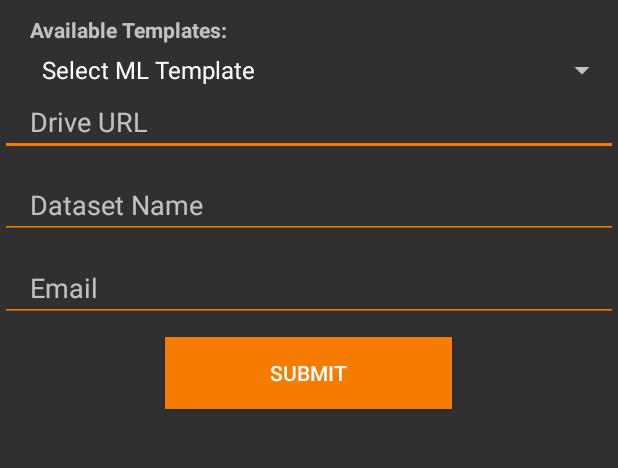
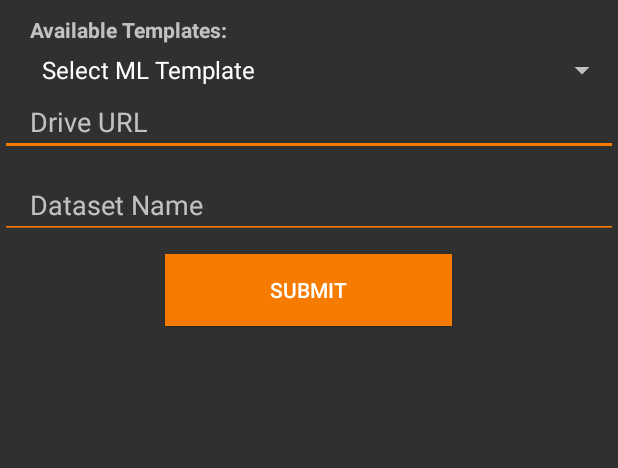
Before and after one commit to mayankmahavar111/Drioditor, an Android app: the ml_template screen opened directly, with no data from a screen before it, on a phone screen of 412 x 824 dp, the part 84-552 px from its top. Run offline under Robolectric (Android 15) with nearby library versions, the light colour scheme and no system bars.

Commit message:
manohar template

```diff
--- a/Drioditor/app/src/main/res/layout/activity_ml_template.xml
+++ b/Drioditor/app/src/main/res/layout/activity_ml_template.xml
@@ -57,17 +57,6 @@
         android:hint="Dataset Name"
         android:inputType="textEmailAddress" />
 
-    <EditText
-        android:id="@+id/gmail_report"
-        android:layout_width="fill_parent"
-        android:layout_height="wrap_content"
-        android:layout_marginBottom="10dp"
-
-        android:paddingLeft="20dp"
-        android:backgroundTint="@color/colorPrimaryDark"
-        android:hint="Email"
-        android:inputType="textEmailAddress" />
-
     <Button
         android:id="@+id/drive_submit"
         android:layout_width="wrap_content"
```
Also changed, not shown: Drioditor/app/src/main/java/com/example/manohar/drioditor/ml_template.java (+2 -5 lines), Drioditor/app/src/main/java/com/example/manohar/drioditor/template.java (+81 -2 lines).
